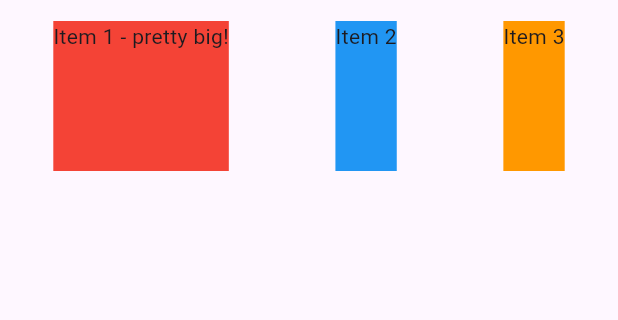
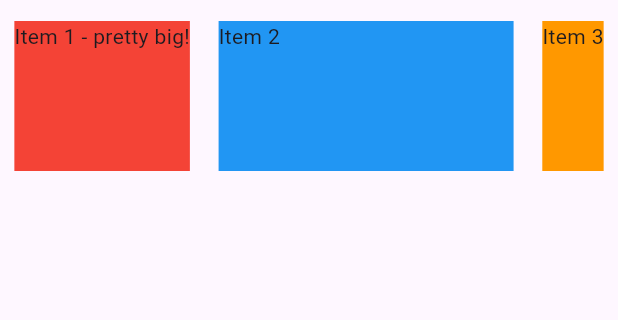
Before and after one commit to ArturMota19/flutterMaestry, a Flutter app: the screen it shows after launch, on a phone screen of 412 x 824 dp, the part 63-383 px from its top. Run offline on Flutter 3.47's test engine with Material 3 defaults, Android fonts, the phone set to English and light mode, and no system bars.

Commit message:
24: Studyng flexible and expanded

```diff
--- a/flex/lib/main.dart
+++ b/flex/lib/main.dart
@@ -20,6 +20,12 @@ class FlexStudy extends StatelessWidget {
 }
 
 class MyHomePage extends StatelessWidget {
+  // IMPORTANT NOTE:
+  // The Flexible widget must be a descendant of a Row, Column, or Flex
+  // widget, and the path from the Flexible widget to its enclosing Row,
+  // Column, or Flex must contain only StatelessWidgets or StatefulWidgets.
+  // If this is not the case, then the Flexible widget will not work.
+  // Expanded is a shorthand for Flexible with tight fit.
   @override
   Widget build(BuildContext context) {
     return Scaffold(
@@ -34,15 +40,25 @@ class MyHomePage extends StatelessWidget {
             color: Colors.red,
             child: const Text('Item 1 - pretty big!'),
           ),
-          Container(
+          // Flexible tight will take up the remaining space
+          Flexible(
+            fit: FlexFit.tight,
+            // work the same as fr in css
+            flex: 2,
+            child: Container(
               height: 100,
               color: Colors.blue,
               child: const Text('Item 2'),
             ),
-          Container(
+          ),
+          Flexible(
+            fit: FlexFit.loose,
+            flex: 1,
+            child: Container(
               height: 100,
               color: Colors.orange,
               child: const Text('Item 3'),
+            ),
           ),
         ],
       ),
```
Lines whose indentation alone changed are shown as unchanged.
